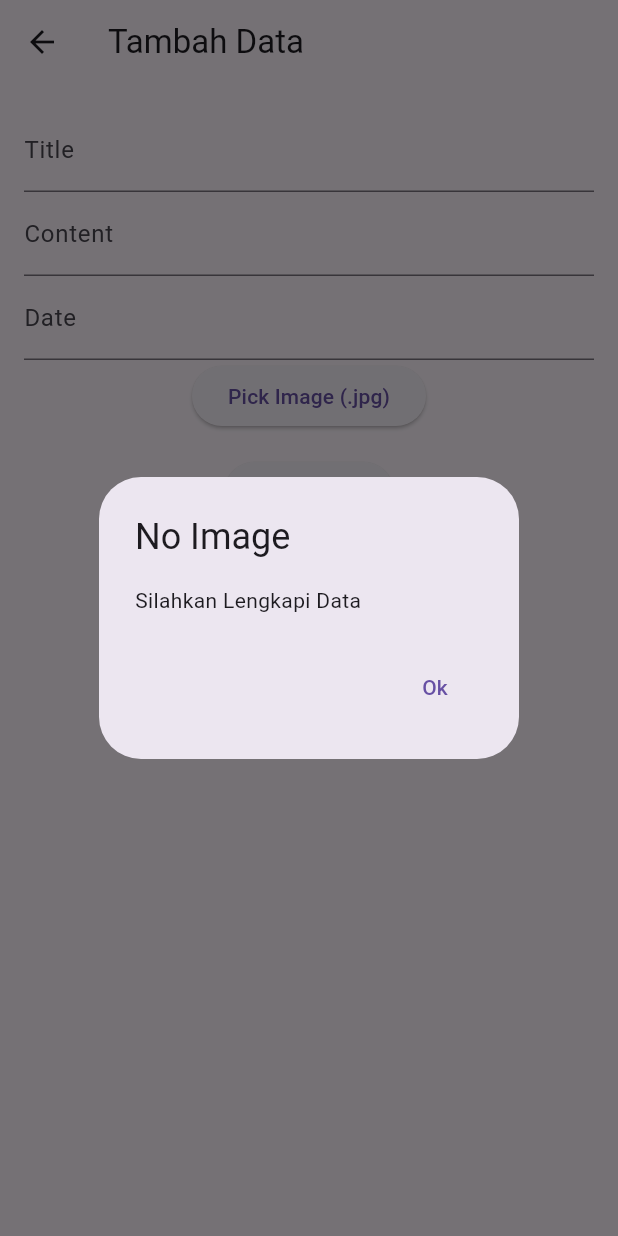
After one commit to JavaMFadlan/Flutter_UTS_kelompok_5, a Flutter app: the AddDataForm screen opened directly, after a tap on "Add News", on a phone screen of 412 x 824 dp. The commit adds this screen. Run offline on Flutter 3.47's test engine with Material 3 defaults, Android fonts, the phone set to English and light mode, and no system bars; our stand-ins replace bloc, dio, equatable, file_picker, flutter_bloc, shared_preferences and 1 more; accounts and stored records are empty.

Commit message:
[UPDATE] Create Data

```diff
--- /dev/null
+++ b/lib/bloc/addproduct_bloc.dart
@@ -0,0 +1,38 @@
+import 'package:bloc/bloc.dart';
+import 'package:equatable/equatable.dart';
+import 'dart:io';
+import 'package:file_picker/file_picker.dart';
+import 'package:flutter_uts/repository/product_repository.dart';
+
+part 'addproduct_event.dart';
+part 'addproduct_state.dart';
+
+class AddProductBloc extends Bloc<AddproductEvent, AddproductState> {
+  final ProductRepository productRepository;
+
+  AddProductBloc({required this.productRepository}) : super(AddProductInitialState());
+
+  @override
+  Stream<AddproductState> mapEventToState(AddproductEvent event) async* {
+    if (event is AddproductInitial) { // Corrected typo here
+      yield* _mapAddProductInitialToState(event);
+    }
+  }
+
+  Stream<AddproductState> _mapAddProductInitialToState(AddproductInitial event) async* { // Corrected typo here
+    try {
+      yield AddProductLoadingState(); // state 1
+      final result = await productRepository.addProduct(
+        title: event.title,
+        desc: event.desc,
+        date: event.date,
+        image: event.image,
+      );
+      yield AddProductSuccessState(message: result); // state 2 if success
+      await Future.delayed(Duration(seconds: 3));
+      yield AddProductInitialState(); // state 3 after delay
+    } catch (error) {
+      yield AddProductErrorState(error: 'Error: $error'); // state 3 if error
+    }
+  }
+}
--- /dev/null
+++ b/lib/bloc/addproduct_event.dart
@@ -0,0 +1,20 @@
+part of 'addproduct_bloc.dart';
+
+sealed class AddproductEvent extends Equatable {}
+
+final class AddproductInitial extends AddproductEvent{
+  final String title;
+  final String desc;
+  final String date;
+  final File image;
+
+  AddproductInitial({
+    required this.title,
+    required this.desc,
+    required this.date,
+    required this.image
+  });
+  @override
+  List<Object> get props => [title, desc, date, image];
+
+}
--- /dev/null
+++ b/lib/bloc/addproduct_state.dart
@@ -0,0 +1,31 @@
+part of 'addproduct_bloc.dart';
+
+sealed class AddproductState extends Equatable {}
+
+class AddProductInitialState extends AddproductState {
+  @override
+  List<Object> get props => [];
+}
+
+class AddProductLoadingState extends AddproductState {
+  @override
+  List<Object> get props => [];
+}
+
+class AddProductSuccessState extends AddproductState {
+  final String message;
+
+  AddProductSuccessState({required this.message});
+
+  @override
+  List<Object> get props => [message];
+}
+
+class AddProductErrorState extends AddproductState {
+  final String error;
+
+  AddProductErrorState({required this.error});
+
+  @override
+  List<Object> get props => [error];
+}
--- /dev/null
+++ b/lib/layout/adddataform.dart
@@ -0,0 +1,137 @@
+import 'package:flutter/material.dart';
+import 'package:flutter_bloc/flutter_bloc.dart';
+import 'dart:io';
+import 'package:intl/intl.dart';
+import 'package:file_picker/file_picker.dart';
+import '../bloc/addproduct_bloc.dart';
+
+
+
+class AddDataForm extends StatefulWidget {
+  const AddDataForm({super.key});
+
+  @override
+  State<AddDataForm> createState() => _AddDataFormState();
+}
+
+class _AddDataFormState extends State<AddDataForm> {
+  final TextEditingController _title = TextEditingController();
+  final TextEditingController _desc = TextEditingController();
+  final TextEditingController _date = TextEditingController();
+  File? _pickedImage;
+
+
+  @override
+  Widget build(BuildContext context) {
+    return Scaffold(
+      appBar: AppBar(title: Text('Tambah Data'),),
+      body: Padding(
+        padding: EdgeInsets.all(16.0),
+        child: SingleChildScrollView(
+          child: Column(
+            children: [
+              TextField(
+                controller: _title,
+                decoration: InputDecoration(labelText: 'Title'),
+              ),
+              TextField(
+                controller: _desc,
+                decoration: InputDecoration(labelText: 'Content'),
+              ),
+              TextField(
+                controller: _date,
+                decoration: InputDecoration(labelText: 'Date'),
+                readOnly: true,
+                onTap: () async {
+                  DateTime? pickedDate = await showDatePicker(
+                    context: context,
+                    initialDate: DateTime.now(),
+                    firstDate: DateTime(2000),
+                    lastDate: DateTime(2101),
+                  );
+                  if (pickedDate != null) {
+                    String formattedDate = DateFormat('yyyy-MM-dd').format(pickedDate);
+                    setState(() {
+                      _date.text = formattedDate;
+                    });
+                  }
+                },
+              ),
+              _pickedImage != null
+                    ? Container(
+                        height: 300,
+                        child: Image.file(
+                          _pickedImage!,
+                          fit: BoxFit.cover,
+                        ),
+                      ) // Image.file // Container
+                    : SizedBox.shrink(),
+                ElevatedButton(
+                  onPressed: () async {
+                    // Fungsi pemilihan file dari perangkat lokal dan fil
+                    FilePickerResult? result =
+                        await FilePicker.platform.pickFiles(
+                      type: FileType.custom,
+                      allowedExtensions: ['jpg'],
+                    );
+                    if (result != null && result.files.isNotEmpty) {
+                      setState(() {
+                        _pickedImage = File(result.files.single.path!);
+                      });
+                    }
+                  },
+                  child: Text('Pick Image (.jpg)'),
+                ),
+                SizedBox(height: 16),
+                  ElevatedButton(
+                onPressed: () {
+                  if (_pickedImage == null ||
+                      _title.text.isEmpty ||
+                      _desc.text.isEmpty ||
+                      _date.text.isEmpty) {
+                    showDialog(
+                      context: context,
+                      builder: (ctx) => AlertDialog(
+                        title: Text('No Image'),
+                        content: SingleChildScrollView(
+                          child: ListBody(
+                            children: <Widget>[
+                              Text('Silahkan Lengkapi Data'),
+                            ],
+                          ),
+                        ),
+                        actions: <Widget>[
+                          TextButton(
+                            child: Text('Ok'),
+                            onPressed: () {
+                              Navigator.of(context).pop();
+                            },
+                          ),
+                        ],
+                      ),
+                    );
+                  } else {
+                    final title = _title.text;
+                    final desc = _desc.text;
+                    final date = _date.text;
+                    final image = _pickedImage;
+                    context.read<AddProductBloc>().add(
+                          AddproductInitial(
+                            title: title,
+                            desc: desc,
+                            date: date,
+                            image: image!,
+                          ),
+                        );
+                  }
+                },
+                child: Text("Add News"),
+              ),
+
+                  ],
+                ),
+            ),
+            )
+    );
+  }
+}
--- /dev/null
+++ b/lib/repository/product_repository.dart
@@ -0,0 +1,105 @@
+import 'dart:developer';
+import 'repository.dart';
+import 'package:shared_preferences/shared_preferences.dart';
+import 'package:dio/dio.dart';
+import 'dart:io';
+
+class ProductRepository extends Repository {
+  final Dio _dio = Dio();
+
+  Future addProduct({
+    required String title,
+    required String desc,
+    required String date,
+    required File image,
+  }) async {
+    try {
+      FormData formData = FormData.fromMap({
+        'title': title,
+        'desc': desc,
+        'date': date,
+        'image': await MultipartFile.fromFile(image.path, filename: 'image.jpg'),
+      });
+
+      Response response = await _dio.post('https://me-dis.000webhostapp.com/add-api.php', data: formData);
+      log("Response" + response.data);
+      if (response.statusCode == 200) {
+        return response.data;
+      } else {
+        throw Exception('Failed to add data');
+      }
+    } catch (error) {
+      log('Error $error');
+    }
+  }
+
+
+  Future<List> getProductList(keyword) async {
+    try {
+      log("GETTING PRODUCTS");
+      var dio = Dio(); // Initialize Dio
+      var response = await dio.get(
+        'https://me-dis.000webhostapp.com/list-api.php',
+        queryParameters: {'key': keyword},
+      );
+      log("list $response");
+      if (response.statusCode == 200) {
+        List productList = response.data;
+        return productList;
+      } else {
+        // Handle error cases if needed
+        log('Error: ${response.statusCode}');
+        return [];
+      }
+    } catch (error) {
+      // Handle Dio errors or network issues
+      log('Dio Error: $error');
+      return [];
+    }
+  }
+
+  Future<Map<String, dynamic>> selectProduct(String id) async {
+    FormData formData = FormData.fromMap({
+      'idproduct': id, // Changed 'idnews' to 'idproduct'
+    });
+    try {
+      var dio = Dio(); // Initialize Dio
+      final response = await dio.post(
+        'https://me-dis.000webhostapp.com/show-api.php',
+        data: formData,
+      );
+      Map<String, dynamic> responseData = Map<String, dynamic>.from(response.data);
+      log("Res $responseData");
+      if (responseData['success'] == true) {
+        responseData['data']['status'] = true;
+        return responseData['data'];
+      } else {
+        return {'status': false, 'msg': responseData['msg']};
+      }
+    } catch (error) {
+      log('Dio Error: $error');
+      return {'status': false, 'msg': 'An error occurred.'}; // Handle Dio errors or network issues
+    }
+  }
+
+  Future<bool> deleteProduct(String id) async {
+    try {
+      FormData formData = FormData.fromMap({
+        'idproduct': id, // Changed 'idnews' to 'idproduct'
+      });
+      var dio = Dio(); // Initialize Dio
+      final response = await dio.post(
+        'https://me-dis.000webhostapp.com/delete-api.php',
+        data: formData,
+      );
+      Map<String, dynamic> responseData = Map<String, dynamic>.from(response.data);
+      if (responseData['status'] == true) {
+        return true;
+      } else {
+        return false;
+      }
+    } catch (error) {
+      throw error.toString(); // Throw the error for further handling
+    }
+  }
+}
```
Also changed, not shown: lib/layout/adddatastate.dart (added, +16 -0 lines), lib/layout/addproduct.dart (added, +25 -0 lines), lib/layout/dashboard.dart (+24 -19 lines), pubspec.yaml (+9 -17 lines), pubspec.lock.
